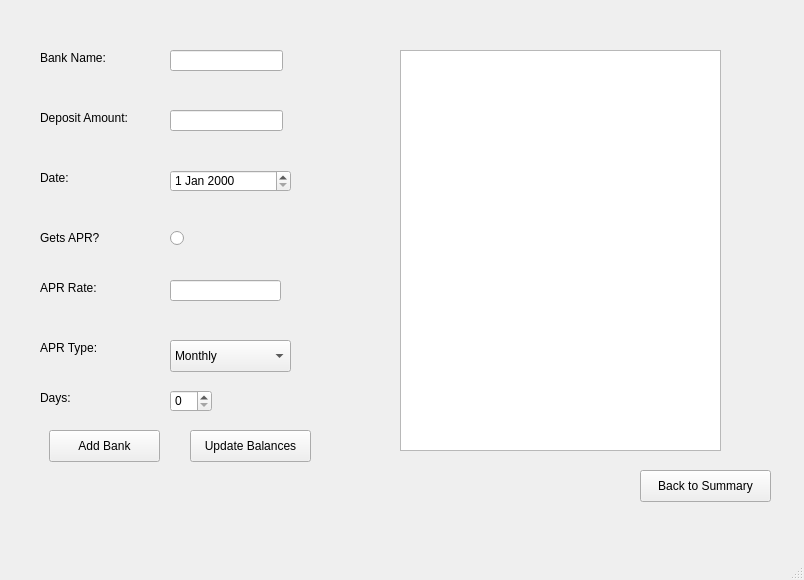
First picture: the form in form.ui, repository Devel-ash/Expense-tracker, before the edit.
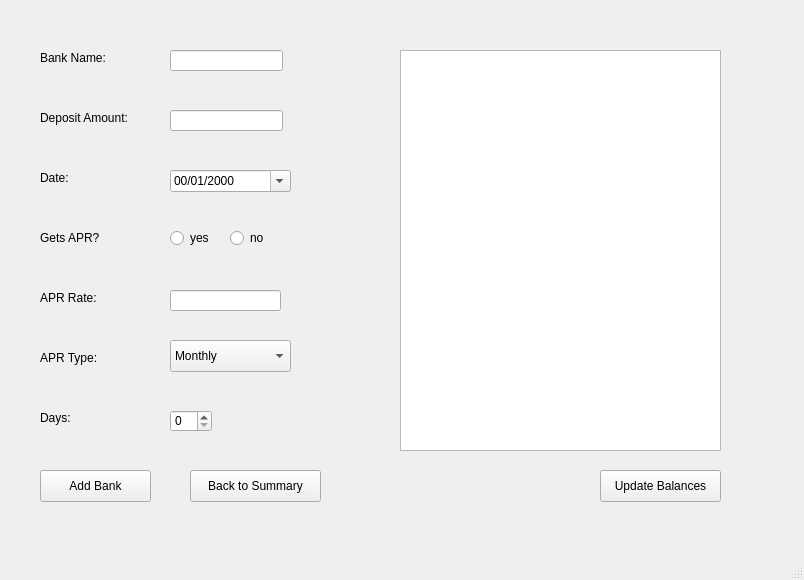
Second picture: the form after the edit. The open tabs and pages were chosen to show the change.

The edit to the form file:
```diff
--- a/form.ui
+++ b/form.ui
@@ -184,7 +184,7 @@
       <property name="geometry">
        <rect>
         <x>40</x>
-        <y>280</y>
+        <y>290</y>
         <width>81</width>
         <height>16</height>
        </rect>
@@ -222,8 +222,8 @@
      <widget class="QPushButton" name="update_balances_button">
       <property name="geometry">
        <rect>
-        <x>190</x>
-        <y>430</y>
+        <x>600</x>
+        <y>470</y>
         <width>121</width>
         <height>32</height>
        </rect>
@@ -279,7 +279,7 @@
       <property name="geometry">
        <rect>
         <x>40</x>
-        <y>340</y>
+        <y>350</y>
         <width>71</width>
         <height>16</height>
        </rect>
@@ -302,7 +302,7 @@
       <property name="geometry">
        <rect>
         <x>40</x>
-        <y>390</y>
+        <y>410</y>
         <width>58</width>
         <height>16</height>
        </rect>
@@ -315,17 +315,20 @@
       <property name="geometry">
        <rect>
         <x>170</x>
-        <y>390</y>
+        <y>410</y>
         <width>42</width>
         <height>22</height>
        </rect>
       </property>
+      <property name="maximum">
+       <number>365</number>
+      </property>
      </widget>
      <widget class="QPushButton" name="add_bank_button">
       <property name="geometry">
        <rect>
-        <x>49</x>
-        <y>430</y>
+        <x>40</x>
+        <y>470</y>
         <width>111</width>
         <height>32</height>
        </rect>
@@ -343,6 +346,15 @@
         <height>22</height>
        </rect>
       </property>
+      <property name="alignment">
+       <set>Qt::AlignmentFlag::AlignLeading|Qt::AlignmentFlag::AlignLeft|Qt::AlignmentFlag::AlignVCenter</set>
+      </property>
+      <property name="displayFormat">
+       <string>mm/dd/yyyy</string>
+      </property>
+      <property name="calendarPopup">
+       <bool>true</bool>
+      </property>
      </widget>
      <widget class="QLabel" name="bank_name_label">
       <property name="geometry">
@@ -357,20 +369,7 @@
        <string>Bank Name:</string>
       </property>
      </widget>
-     <widget class="QRadioButton" name="apr_radio_button">
-      <property name="geometry">
-       <rect>
-        <x>170</x>
-        <y>230</y>
-        <width>21</width>
-        <height>16</height>
-       </rect>
-      </property>
-      <property name="text">
-       <string/>
-      </property>
-     </widget>
-     <widget class="QTableView" name="tableView_6">
+     <widget class="QTableView" name="bank_account_tableView">
       <property name="geometry">
        <rect>
         <x>400</x>
@@ -384,7 +383,7 @@
       <property name="geometry">
        <rect>
         <x>170</x>
-        <y>280</y>
+        <y>290</y>
         <width>111</width>
         <height>21</height>
        </rect>
@@ -393,7 +392,7 @@
      <widget class="QPushButton" name="back_to_summary_bank_account_button">
       <property name="geometry">
        <rect>
-        <x>640</x>
+        <x>190</x>
         <y>470</y>
         <width>131</width>
         <height>32</height>
@@ -403,6 +402,50 @@
        <string>Back to Summary</string>
       </property>
      </widget>
+     <widget class="QGroupBox" name="gets_apr_group">
+      <property name="geometry">
+       <rect>
+        <x>170</x>
+        <y>220</y>
+        <width>111</width>
+        <height>41</height>
+       </rect>
+      </property>
+      <property name="styleSheet">
+       <string notr="true">QGroupBox {
+    border: none;
+}</string>
+      </property>
+      <property name="title">
+       <string/>
+      </property>
+      <widget class="QRadioButton" name="yesradio">
+       <property name="geometry">
+        <rect>
+         <x>0</x>
+         <y>10</y>
+         <width>51</width>
+         <height>16</height>
+        </rect>
+       </property>
+       <property name="text">
+        <string>yes</string>
+       </property>
+      </widget>
+      <widget class="QRadioButton" name="noradio">
+       <property name="geometry">
+        <rect>
+         <x>60</x>
+         <y>10</y>
+         <width>51</width>
+         <height>16</height>
+        </rect>
+       </property>
+       <property name="text">
+        <string>no</string>
+       </property>
+      </widget>
+     </widget>
     </widget>
     <widget class="QWidget" name="summary">
      <widget class="QLabel" name="summary_label">
```
Left out of the diff: 30 changed lines with no effect on the pictures.
